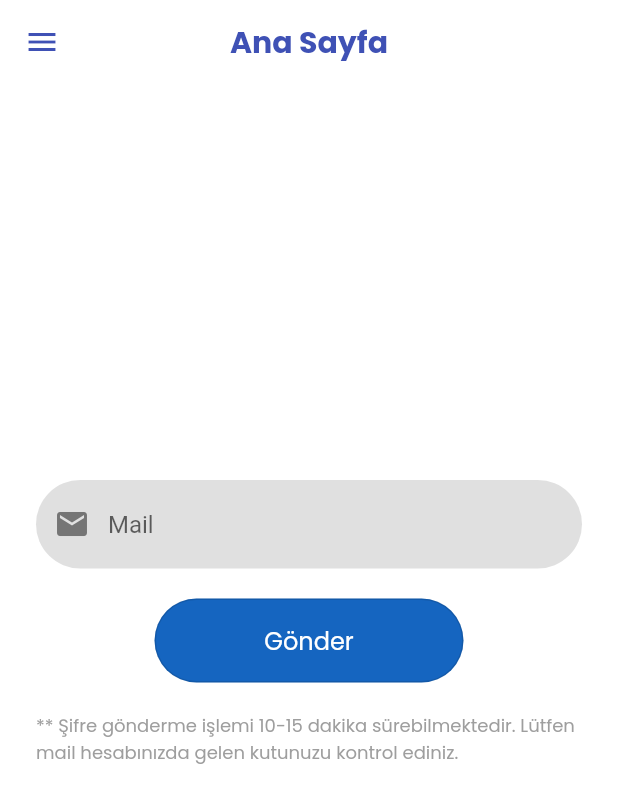
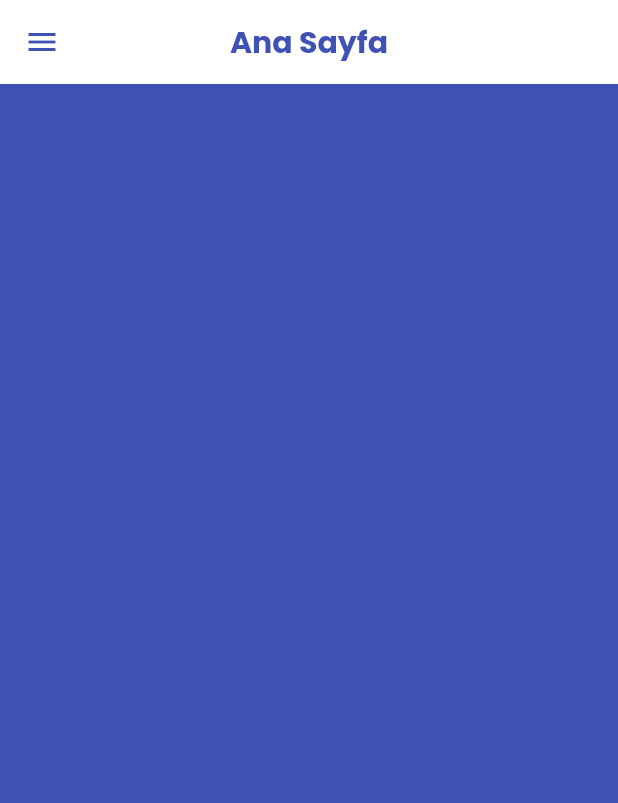
Before and after one commit to mberayildiz/Flutter-ile-Mobil-Uygulama-Tez, a Flutter app: the screen it shows once a user with an empty profile is signed in, in the side drawer, after a tap on "Ana Sayfa", on a phone screen of 412 x 824 dp. Shown: the top 803 px of the screen. Run offline on Flutter 3.47's test engine with Material 2 defaults, Android fonts, the phone set to English and light mode, and no system bars; our stand-ins replace cloud_firestore, firebase_auth, firebase_core, google_fonts, lottie, toast; accounts and stored records are empty.

Commit message:
son
update

```diff
--- a/lib/screens/drawer.dart
+++ b/lib/screens/drawer.dart
@@ -2,7 +2,6 @@ import 'package:firebase_auth/firebase_auth.dart';
 import 'package:flutter/material.dart';
 import 'package:google_fonts/google_fonts.dart';
 import 'package:sut_cepte_mobile_app/screens/animals.dart';
-import 'package:sut_cepte_mobile_app/screens/animals_page.dart';
 import 'package:sut_cepte_mobile_app/screens/home.dart';
 import 'package:sut_cepte_mobile_app/screens/login.dart';
 import 'package:sut_cepte_mobile_app/screens/maliyet.dart';
@@ -64,18 +63,6 @@ class DrawerMe extends StatelessWidget {
         ),
       ),
       ListTile(
-        onTap: () {},
-        leading: Icon(
-          Icons.person,
-          color: Colors.black,
-        ),
-        title: Text(
-          "Profil",
-          style: GoogleFonts.poppins(
-              color: Colors.black, fontWeight: FontWeight.bold),
-        ),
-      ),
-      ListTile(
         onTap: () {
           Navigator.push(
               context, MaterialPageRoute(builder: (context) => Animals()));
@@ -93,6 +80,22 @@ class DrawerMe extends StatelessWidget {
       ),
       ListTile(
         onTap: () {
+          Navigator.push(
+              context, MaterialPageRoute(builder: (context) => Stock()));
+        },
+        iconColor: Colors.orange[900],
+        leading: Icon(
+          Icons.add_shopping_cart_rounded,
+          color: Colors.black,
+        ),
+        title: Text(
+          'Stok',
+          style: GoogleFonts.poppins(
+              color: Colors.black, fontWeight: FontWeight.bold),
+        ),
+      ),
+      ListTile(
+        onTap: () {
           Navigator.push(context,
               MaterialPageRoute(builder: (context) => MaliyetHesapla()));
         },
@@ -103,22 +106,6 @@ class DrawerMe extends StatelessWidget {
         ),
         title: Text(
           'Maliyet Hesaplama',
-          style: GoogleFonts.poppins(
-              color: Colors.black, fontWeight: FontWeight.bold),
-        ),
-      ),
-      ListTile(
-        onTap: () {
-          Navigator.push(
-              context, MaterialPageRoute(builder: (context) => Stock()));
-        },
-        iconColor: Colors.orange[900],
-        leading: Icon(
-          Icons.add_shopping_cart_rounded,
-          color: Colors.black,
-        ),
-        title: Text(
-          'Stok',
           style: GoogleFonts.poppins(
               color: Colors.black, fontWeight: FontWeight.bold),
         ),
@@ -147,18 +134,6 @@ class DrawerMe extends StatelessWidget {
         color: Colors.grey,
       ),
       ListTile(
-        onTap: () {},
-        leading: Icon(
-          Icons.settings,
-          color: Colors.black,
-        ),
-        title: Text(
-          "Ayarlar",
-          style: GoogleFonts.poppins(
-              color: Colors.black, fontWeight: FontWeight.bold),
-        ),
-      ),
-      ListTile(
         onTap: () {
           _auth.signOut();
           Navigator.of(context).push(MaterialPageRoute(
--- a/lib/screens/home.dart
+++ b/lib/screens/home.dart
@@ -31,88 +31,7 @@ class _HomeState extends State<Home> {
         centerTitle: true,
         elevation: 0.0,
       ),
-      body: SingleChildScrollView(
-        child: Container(
-          color: Colors.white,
-          constraints: BoxConstraints(
-            maxHeight: MediaQuery.of(context).size.height,
-            maxWidth: MediaQuery.of(context).size.width,
-          ),
-          child: SafeArea(
-            child: Column(
-              children: [
-                Padding(
-                  padding: const EdgeInsets.all(24.0),
-                  child: Column(
-                    mainAxisAlignment: MainAxisAlignment.start,
-                    crossAxisAlignment: CrossAxisAlignment.center,
-                    children: [
-                      yemApi.getData(), // silinecek
-                      SizedBox(
-                        height: 40,
-                      ),
-                      TextField(
-                        keyboardType: TextInputType.emailAddress,
-                        decoration: InputDecoration(
-                          border: OutlineInputBorder(
-                            borderRadius: BorderRadius.circular(30.0),
-                            borderSide: BorderSide.none,
-                          ),
-                          filled: true,
-                          fillColor: Colors.grey[300],
-                          hintText: "Mail",
-                          prefixIcon: Icon(
-                            Icons.email,
-                            color: Colors.grey[600],
-                          ),
-                        ),
-                      ),
-                      SizedBox(
-                        height: 20.0,
-                      ),
-                      Container(
-                        width: MediaQuery.of(context).size.width / 2,
-                        child: OutlinedButton(
-                          onPressed: () {},
-                          child: Padding(
-                            padding: const EdgeInsets.symmetric(vertical: 16.0),
-                            child: Text(
-                              "Gönder",
-                              style: GoogleFonts.poppins(
-                                color: Colors.white,
-                                fontSize: 16.0,
-                                fontWeight: FontWeight.normal,
-                              ),
-                            ),
-                          ),
-                          style: OutlinedButton.styleFrom(
-                            backgroundColor: Colors.blue[800],
-                            shape: RoundedRectangleBorder(
-                              borderRadius: BorderRadius.all(
-                                Radius.circular(30),
-                              ),
-                            ),
-                          ),
-                        ),
-                      ),
-                      SizedBox(
-                        height: 20,
-                      ),
-                      Text(
-                        "** Şifre gönderme işlemi 10-15 dakika sürebilmektedir. Lütfen mail hesabınızda gelen kutunuzu kontrol ediniz.",
-                        style: GoogleFonts.poppins(
-                          color: Colors.grey,
-                          fontSize: 12.0,
-                        ),
-                      )
-                    ],
-                  ),
-                ),
-              ],
-            ),
-          ),
-        ),
-      ),
+      body: SingleChildScrollView(),
     );
   }
 }
--- a/lib/screens/start_page.dart
+++ b/lib/screens/start_page.dart
@@ -2,8 +2,6 @@ import 'package:firebase_auth/firebase_auth.dart';
 import 'package:flutter/material.dart';
 import 'package:google_fonts/google_fonts.dart';
 import 'package:lottie/lottie.dart';
-import 'package:provider/provider.dart';
-import 'package:sut_cepte_mobile_app/screens/counter.dart';
 import 'package:sut_cepte_mobile_app/screens/home.dart';
 import 'package:sut_cepte_mobile_app/screens/login.dart';
 
@@ -19,7 +17,6 @@ class _StartPageState extends State<StartPage> with TickerProviderStateMixin {
   final String _animaName = "assets/animationJson/milk.json";
   @override
   void initState() {
-    // TODO: implement initState
     super.initState();
     _animationController =
         AnimationController(vsync: this, duration: Duration(seconds: 4));
@@ -66,18 +63,15 @@ class _StartPageState extends State<StartPage> with TickerProviderStateMixin {
           child: Column(
             mainAxisAlignment: MainAxisAlignment.center,
             children: [
-              FlutterLogo(
-                // Logo gelecek
-                size: 90,
-              ),
+              //logo
               SizedBox(
                 height: 20,
               ),
               Text(
-                'Süt Cepte',
+                'Süt Maliyeti Hesaplama',
                 style: GoogleFonts.poppins(
                   textStyle: TextStyle(
-                    fontSize: 30.0,
+                    fontSize: 20.0,
                     fontWeight: FontWeight.bold,
                     color: Colors.white,
                   ),
@@ -86,7 +80,6 @@ class _StartPageState extends State<StartPage> with TickerProviderStateMixin {
               SizedBox(
                 height: 20,
               ),
-              // Animasyon Gelecek
               Lottie.asset(_animaName,
                   controller: _animationController,
                   height: 220, onLoaded: (composed) {
--- a/pubspec.yaml
+++ b/pubspec.yaml
@@ -67,7 +67,7 @@ flutter:
   # To add assets to your application, add an assets section, like this:
   assets:
       - assets/animationJson/milk.json
-  #   - images/a_dot_burr.jpeg
+      - assets/images/haytek_logo.png
   #   - images/a_dot_ham.jpeg
 
   # An image asset can refer to one or more resolution-specific "variants", see
```
Also changed, not shown: lib/screens/animals_page.dart (deleted, +0 -67 lines), lib/screens/malitet_list.dart (+11 -8 lines), lib/screens/maliyet.dart (+27 -4 lines), assets/images/haytek_logo.png (added).
